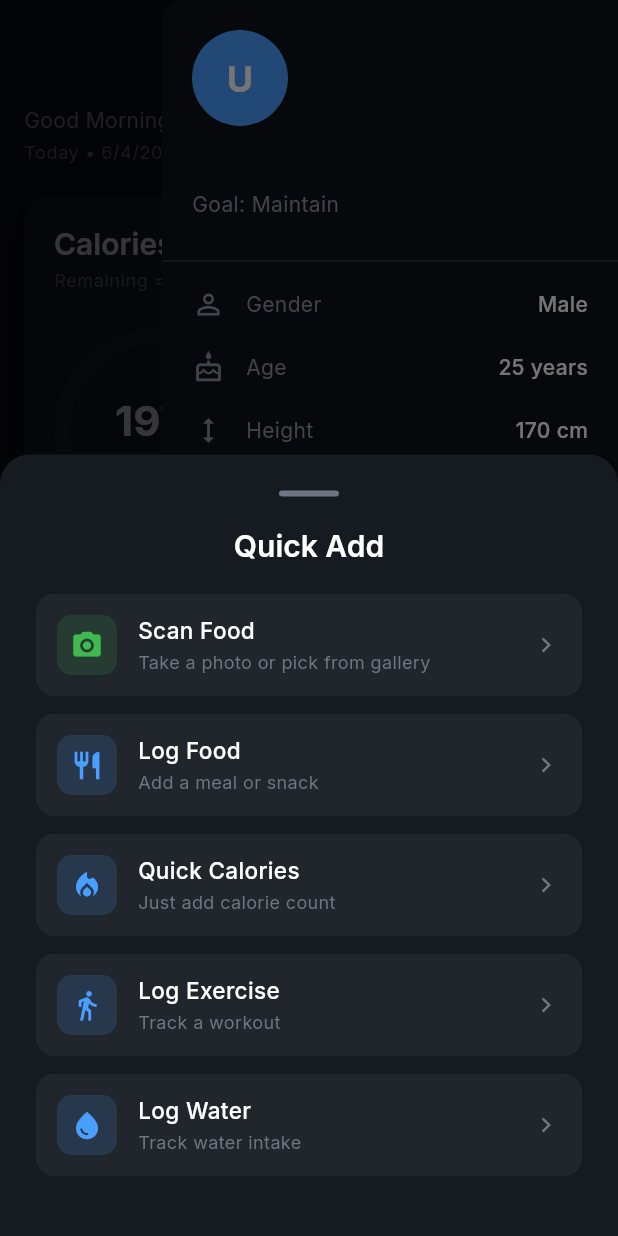
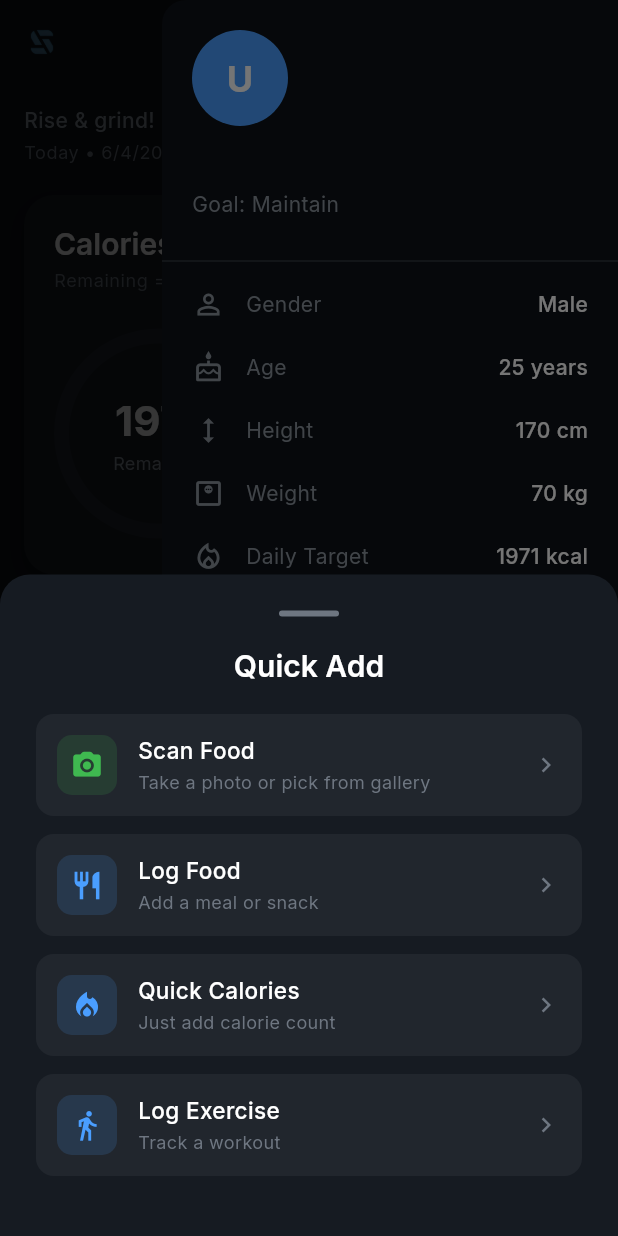
Before and after one commit to mannpadhiar/Fitness-App, a Flutter app: the MainNavView screen opened by its route, in the side drawer, after a tap on the "add" icon, on a phone screen of 412 x 824 dp. Run offline on Flutter 3.47's test engine with Material 3 defaults, Android fonts, the phone set to English and light mode, and no system bars; drawn by our look-alikes of percent_indicator; our stand-ins replace fl_chart, flutter_dotenv, get, get_storage, google_fonts, image_picker and 2 more; missing offline and left inert: pedometer_2; accounts and stored records are empty; network calls fail.

Commit message:
fixed some bugs

```diff
--- a/frontend/lib/app/modules/home/controllers/home_controller.dart
+++ b/frontend/lib/app/modules/home/controllers/home_controller.dart
@@ -377,12 +377,12 @@ class HomeController extends GetxController {
   String get greeting {
     final hour = DateTime.now().hour;
     if (hour < 12) {
-      return 'Good Morning';
+      return 'Rise & grind! ☀️ Make today count.';
     }
     if (hour < 17) {
-      return 'Good Afternoon';
+      return 'Keep the momentum going! 🔥';
     }
-    return 'Good Evening';
+    return 'Strong finish to the day! 🌙';
   }
 
   // --- Logout ---
--- a/frontend/lib/app/modules/home/views/home_view.dart
+++ b/frontend/lib/app/modules/home/views/home_view.dart
@@ -15,7 +15,15 @@ class HomeView extends StatelessWidget {
     return Scaffold(
       key: scaffoldKey,
       appBar: AppBar(
-        title: Obx(() => Text('Hey, ${c.userName.value} 👋')),
+        leading: Padding(
+          padding: const EdgeInsets.all(8.0),
+          child: Image.asset(
+            'assets/striveLogo.png',
+            width: 34,
+            height: 34,
+          ),
+        ),
+        title: Obx(() => Text('Let\'s crush it, ${c.userName.value}! 💪')),
         automaticallyImplyLeading: false,
         actions: [
           Obx(() => GestureDetector(
@@ -60,7 +68,9 @@ class HomeView extends StatelessWidget {
               children: [
                 // Greeting & date
                 Text(c.greeting,
-                    style: Theme.of(context).textTheme.bodyMedium),
+                    style: Theme.of(context).textTheme.bodyMedium?.copyWith(
+                      fontWeight: FontWeight.w500,
+                    )),
                 const SizedBox(height: 4),
                 Text(
                   'Today • ${DateTime.now().day}/${DateTime.now().month}/${DateTime.now().year}',
@@ -330,31 +340,6 @@ class HomeView extends StatelessWidget {
                     ],
                   ),
                 ),
-                const SizedBox(height: 20),
-
-                // --- Quick Actions ---
-                Text('Quick Actions',
-                    style: Theme.of(context).textTheme.titleLarge),
-                const SizedBox(height: 12),
-                SingleChildScrollView(
-                  scrollDirection: Axis.horizontal,
-                  child: Row(
-                    children: [
-                      _ActionCard(
-                          icon: Icons.fastfood,
-                          title: 'Log Meal',
-                          subtitle: 'Add food'),
-                      _ActionCard(
-                          icon: Icons.timer,
-                          title: 'Workout',
-                          subtitle: 'Start'),
-                      _ActionCard(
-                          icon: Icons.water_drop,
-                          title: 'Water',
-                          subtitle: 'Log intake'),
-                    ],
-                  ),
-                ),
                 const SizedBox(height: 28),
               ],
             ),
@@ -448,47 +433,7 @@ class _MacroTile extends StatelessWidget {
   }
 }
 
-// --- Quick action card ---
-class _ActionCard extends StatelessWidget {
-  final IconData icon;
-  final String title;
-  final String subtitle;
 
-  const _ActionCard({
-    required this.icon,
-    required this.title,
-    required this.subtitle,
-  });
-
-  @override
-  Widget build(BuildContext context) {
-    return Container(
-      width: 120,
-      margin: const EdgeInsets.only(right: 12),
-      padding: const EdgeInsets.all(14),
-      decoration: BoxDecoration(
-        color: AppColors.surfaceLight,
-        borderRadius: BorderRadius.circular(14),
-      ),
-      child: Column(
-        crossAxisAlignment: CrossAxisAlignment.start,
-        children: [
-          Icon(icon, size: 24, color: AppColors.primary),
-          const SizedBox(height: 12),
-          Text(title,
-              style: const TextStyle(
-                  color: AppColors.textSecondary, fontSize: 12)),
-          const SizedBox(height: 4),
-          Text(subtitle,
-              style: const TextStyle(
-                  color: AppColors.textPrimary,
-                  fontSize: 16,
-                  fontWeight: FontWeight.w600)),
-        ],
-      ),
-    );
-  }
-}
 
 // --- Account Drawer ---
 class _AccountDrawer extends StatelessWidget {
--- a/frontend/lib/app/modules/nav/views/main_nav_view.dart
+++ b/frontend/lib/app/modules/nav/views/main_nav_view.dart
@@ -186,13 +186,6 @@ class MainNavView extends StatelessWidget {
                   subtitle: 'Track a workout',
                   onTap: () => Navigator.pop(context),
                 ),
-                const SizedBox(height: 12),
-                _QuickAddOption(
-                  icon: Icons.water_drop,
-                  label: 'Log Water',
-                  subtitle: 'Track water intake',
-                  onTap: () => Navigator.pop(context),
-                ),
                 const SizedBox(height: 16),
               ],
             ),
@@ -345,9 +338,10 @@ class MainNavView extends StatelessWidget {
               left: 20,
               right: 20,
               top: 20,
-              bottom: MediaQuery.of(ctx).viewInsets.bottom + 20,
+              bottom: 20,
             ),
             child: SingleChildScrollView(
+              reverse: true,
               child: Column(
                 mainAxisSize: MainAxisSize.min,
                 children: [
--- a/frontend/lib/app/modules/progress/views/progress_view.dart
+++ b/frontend/lib/app/modules/progress/views/progress_view.dart
@@ -129,14 +129,15 @@ class ProgressView extends StatelessWidget {
                 if (c.weightHistory.isNotEmpty) _WeightStats(data: c.weightHistory),
                 const SizedBox(height: 16),
                 // Add weight button
-                SizedBox(
-                  width: double.infinity,
-                  child: ElevatedButton.icon(
+                Center(
+                  child: OutlinedButton.icon(
                     onPressed: () => _showAddWeightDialog(context, c),
-                    icon: const Icon(Icons.add, size: 20),
+                    icon: const Icon(Icons.add, size: 18),
                     label: const Text('Log Weight'),
-                    style: ElevatedButton.styleFrom(
-                      padding: const EdgeInsets.symmetric(vertical: 14),
+                    style: OutlinedButton.styleFrom(
+                      foregroundColor: AppColors.primary,
+                      side: const BorderSide(color: AppColors.primary),
+                      padding: const EdgeInsets.symmetric(vertical: 10, horizontal: 20),
                       shape: RoundedRectangleBorder(
                           borderRadius: BorderRadius.circular(12)),
                     ),
--- a/frontend/pubspec.yaml
+++ b/frontend/pubspec.yaml
@@ -69,6 +69,7 @@ flutter:
   # To add assets to your application, add an assets section, like this:
   assets:
     - .env
+    - assets/striveLogo.png
   #   - images/a_dot_ham.jpeg
 
   # An image asset can refer to one or more resolution-specific "variants", see
```
Also changed, not shown: frontend/lib/app/modules/diary/controllers/diary_controller.dart (+19 -0 lines), frontend/lib/app/modules/diary/views/diary_view.dart (+59 -7 lines), frontend/lib/app/modules/exercise/controllers/exercise_controller.dart (+24 -1 lines), frontend/lib/app/modules/splash/views/splash_view.dart (+33 -43 lines), frontend/assets/striveLogo.png (added), 7 other files.
